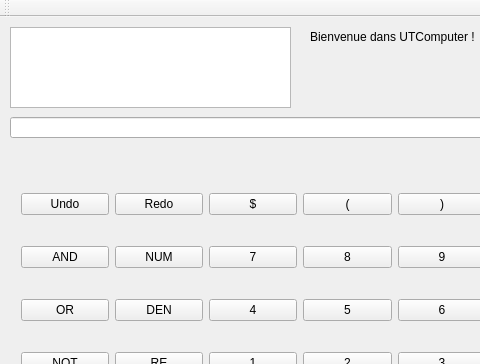
Qt form UTComputer/views/mainwindow.ui (Pierre-Gilles/ut-computer) before a commit; both pictures show x 0 to 480 and y 0 to 364 of the 600 by 516 pixel window.
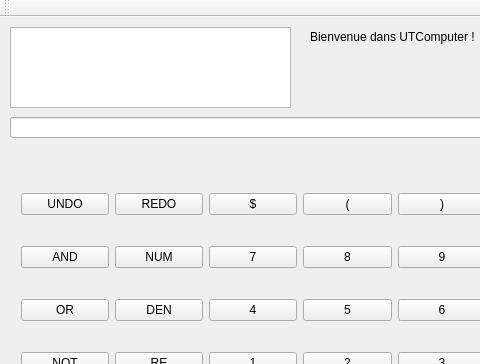
The same form after that commit.

What changed in the file:
```diff
--- a/UTComputer/views/mainwindow.ui
+++ b/UTComputer/views/mainwindow.ui
@@ -121,7 +121,7 @@
      <item row="0" column="1">
       <widget class="QPushButton" name="pushButtonRedo">
        <property name="text">
-        <string>Redo</string>
+        <string>REDO</string>
        </property>
       </widget>
      </item>
@@ -240,7 +240,7 @@
      <item row="0" column="0">
       <widget class="QPushButton" name="pushButtonUndo">
        <property name="text">
-        <string>Undo</string>
+        <string>UNDO</string>
        </property>
       </widget>
      </item>
```
